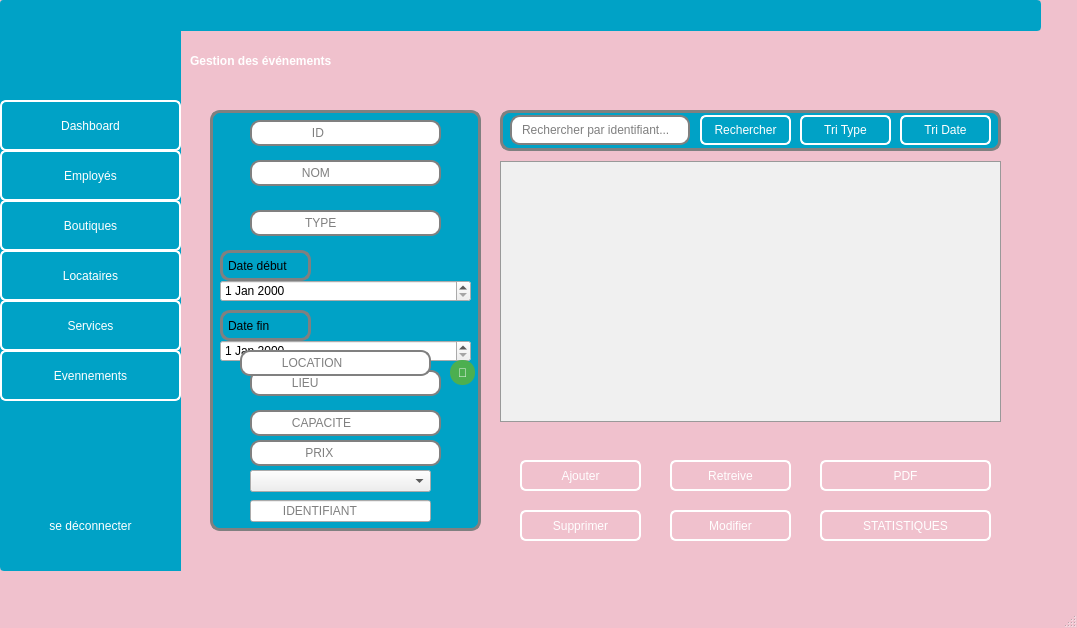
Projetcpp-2A19/projetcpp-2a19-smart-shopping-center, file GEvennement/gevennement.ui: the form before one commit.
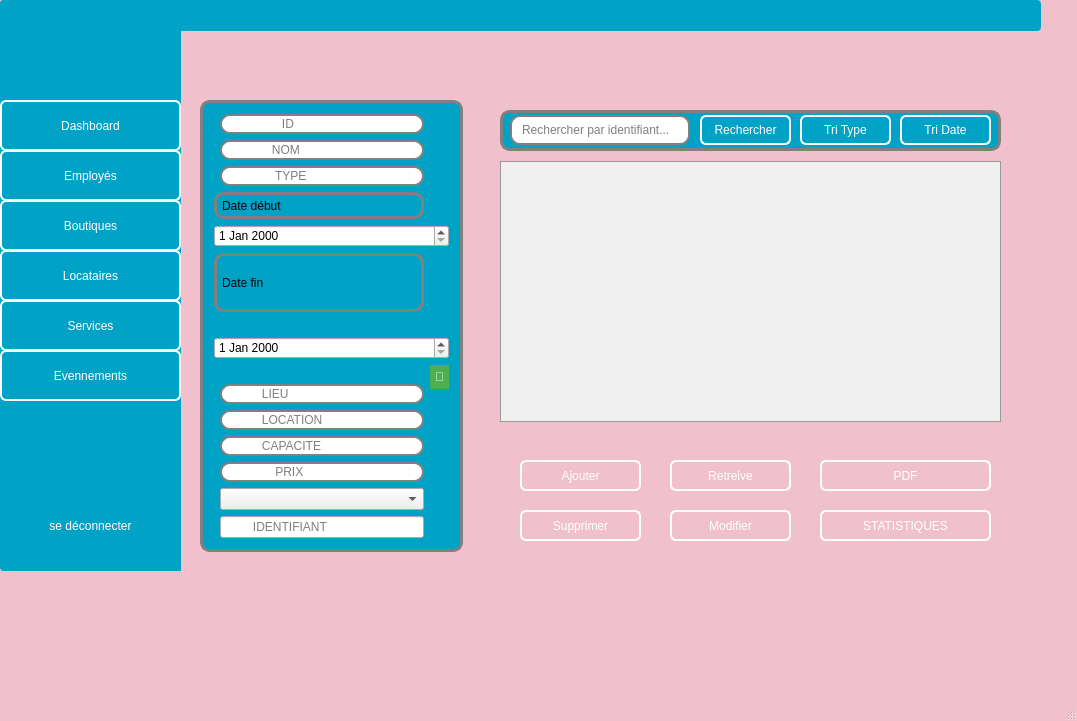
The form after the commit. Icons and pictures are not drawn.

What changed in the file:
```diff
--- a/GEvennement/gevennement.ui
+++ b/GEvennement/gevennement.ui
@@ -7,7 +7,7 @@
     <x>0</x>
     <y>0</y>
     <width>1077</width>
-    <height>628</height>
+    <height>721</height>
    </rect>
   </property>
   <property name="windowTitle">
@@ -28,10 +28,10 @@
    <widget class="QFrame" name="frame">
     <property name="geometry">
      <rect>
-      <x>210</x>
-      <y>110</y>
-      <width>271</width>
-      <height>421</height>
+      <x>200</x>
+      <y>100</y>
+      <width>263</width>
+      <height>452</height>
      </rect>
     </property>
     <property name="styleSheet">
@@ -46,17 +46,11 @@
     <property name="frameShape">
      <enum>QFrame::Shape::NoFrame</enum>
     </property>
-    <widget class="QLineEdit" name="line_NOMevent">
-     <property name="geometry">
-      <rect>
-       <x>40</x>
-       <y>50</y>
-       <width>191</width>
-       <height>26</height>
-      </rect>
-     </property>
-     <property name="styleSheet">
-      <string notr="true">QLineEdit {
+    <layout class="QGridLayout" name="gridLayout">
+     <item row="2" column="1">
+      <widget class="QLineEdit" name="line_TYPEevent">
+       <property name="styleSheet">
+        <string notr="true">QLineEdit {
 	font: 11pt &quot;Segoe UI&quot;;
     border: 2px solid gray;
     border-radius: 10px;
@@ -64,22 +58,19 @@
     background: white;
     selection-background-color: darkgray;
 }</string>
-     </property>
-     <property name="placeholderText">
-      <string>            NOM</string>
-     </property>
-    </widget>
-    <widget class="QLineEdit" name="line_CAPACITEevent">
-     <property name="geometry">
-      <rect>
-       <x>40</x>
-       <y>300</y>
-       <width>191</width>
-       <height>26</height>
-      </rect>
-     </property>
-     <property name="styleSheet">
-      <string notr="true">QLineEdit {
+       </property>
+       <property name="placeholderText">
+        <string>             TYPE</string>
+       </property>
+      </widget>
+     </item>
+     <item row="0" column="1">
+      <widget class="QLineEdit" name="line_IDevent">
+       <property name="enabled">
+        <bool>false</bool>
+       </property>
+       <property name="styleSheet">
+        <string notr="true">QLineEdit {
 	font: 11pt &quot;Segoe UI&quot;;
     border: 2px solid gray;
     border-radius: 10px;
@@ -87,71 +78,36 @@
     background: white;
     selection-background-color: darkgray;
 }</string>
-     </property>
-     <property name="placeholderText">
-      <string>         CAPACITE</string>
-     </property>
-    </widget>
-    <widget class="QLineEdit" name="line_PRIXevent">
-     <property name="geometry">
-      <rect>
-       <x>40</x>
-       <y>330</y>
-       <width>191</width>
-       <height>26</height>
-      </rect>
-     </property>
-     <property name="styleSheet">
-      <string notr="true">QLineEdit {
-	font: 11pt &quot;Segoe UI&quot;;
+       </property>
+       <property name="placeholderText">
+        <string>               ID</string>
+       </property>
+      </widget>
+     </item>
+     <item row="10" column="1">
+      <widget class="QLineEdit" name="line_LOCATIONevent">
+       <property name="styleSheet">
+        <string notr="true">QLineEdit {
+    font: 11pt &quot;Segoe UI&quot;;
     border: 2px solid gray;
     border-radius: 10px;
     padding: 0 8px;
     background: white;
     selection-background-color: darkgray;
 }</string>
-     </property>
-     <property name="placeholderText">
-      <string>             PRIX</string>
-     </property>
-    </widget>
-    <widget class="QLabel" name="label">
-     <property name="geometry">
-      <rect>
-       <x>10</x>
-       <y>140</y>
-       <width>91</width>
-       <height>31</height>
-      </rect>
-     </property>
-     <property name="text">
-      <string>Date début</string>
-     </property>
-    </widget>
-    <widget class="QLabel" name="label_2">
-     <property name="geometry">
-      <rect>
-       <x>10</x>
-       <y>200</y>
-       <width>91</width>
-       <height>31</height>
-      </rect>
-     </property>
-     <property name="text">
-      <string>Date fin</string>
-     </property>
-    </widget>
-    <widget class="QLineEdit" name="line_TYPEevent">
-     <property name="geometry">
-      <rect>
-       <x>40</x>
-       <y>100</y>
-       <width>191</width>
-       <height>26</height>
-      </rect>
-     </property>
-     <property name="styleSheet">
-      <string notr="true">QLineEdit {
+       </property>
+       <property name="readOnly">
+        <bool>true</bool>
+       </property>
+       <property name="placeholderText">
+        <string>         LOCATION</string>
+       </property>
+      </widget>
+     </item>
+     <item row="11" column="1">
+      <widget class="QLineEdit" name="line_CAPACITEevent">
+       <property name="styleSheet">
+        <string notr="true">QLineEdit {
 	font: 11pt &quot;Segoe UI&quot;;
     border: 2px solid gray;
     border-radius: 10px;
@@ -159,25 +115,16 @@
     background: white;
     selection-background-color: darkgray;
 }</string>
-     </property>
-     <property name="placeholderText">
-      <string>             TYPE</string>
-     </property>
-    </widget>
-    <widget class="QLineEdit" name="line_IDevent">
-     <property name="enabled">
-      <bool>false</bool>
-     </property>
-     <property name="geometry">
-      <rect>
-       <x>40</x>
-       <y>10</y>
-       <width>191</width>
-       <height>26</height>
-      </rect>
-     </property>
-     <property name="styleSheet">
-      <string notr="true">QLineEdit {
+       </property>
+       <property name="placeholderText">
+        <string>         CAPACITE</string>
+       </property>
+      </widget>
+     </item>
+     <item row="1" column="1">
+      <widget class="QLineEdit" name="line_NOMevent">
+       <property name="styleSheet">
+        <string notr="true">QLineEdit {
 	font: 11pt &quot;Segoe UI&quot;;
     border: 2px solid gray;
     border-radius: 10px;
@@ -185,117 +132,22 @@
     background: white;
     selection-background-color: darkgray;
 }</string>
-     </property>
-     <property name="placeholderText">
-      <string>               ID</string>
-     </property>
-    </widget>
-    <widget class="QDateEdit" name="dateEditDebut">
-     <property name="geometry">
-      <rect>
-       <x>10</x>
-       <y>170</y>
-       <width>251</width>
-       <height>22</height>
-      </rect>
-     </property>
-    </widget>
-    <widget class="QDateEdit" name="dateEditFin">
-     <property name="geometry">
-      <rect>
-       <x>10</x>
-       <y>230</y>
-       <width>251</width>
-       <height>22</height>
-      </rect>
-     </property>
-    </widget>
-    <widget class="QLineEdit" name="line_LIEU">
-     <property name="geometry">
-      <rect>
-       <x>40</x>
-       <y>260</y>
-       <width>191</width>
-       <height>26</height>
-      </rect>
-     </property>
-     <property name="styleSheet">
-      <string notr="true">QLineEdit {
-    font: 11pt &quot;Segoe UI&quot;;
-    border: 2px solid gray;
-    border-radius: 10px;
-    padding: 0 8px;
-    background: white;
-    selection-background-color: darkgray;
-}</string>
-     </property>
-     <property name="placeholderText">
-      <string>         LIEU</string>
-     </property>
-    </widget>
-    <widget class="QComboBox" name="comboBox_LOC">
-     <property name="geometry">
-      <rect>
-       <x>40</x>
-       <y>360</y>
-       <width>181</width>
-       <height>22</height>
-      </rect>
-     </property>
-     <property name="placeholderText">
-      <string>       Choisir Un Locataire</string>
-     </property>
-    </widget>
-    <widget class="QLineEdit" name="lineEdit_IDENTIFIANT">
-     <property name="geometry">
-      <rect>
-       <x>40</x>
-       <y>390</y>
-       <width>181</width>
-       <height>22</height>
-      </rect>
-     </property>
-     <property name="placeholderText">
-      <string>         IDENTIFIANT</string>
-     </property>
-    </widget>
-    <widget class="QLineEdit" name="line_LOCATIONevent">
-     <property name="geometry">
-      <rect>
-       <x>30</x>
-       <y>240</y>
-       <width>191</width>
-       <height>26</height>
-      </rect>
-     </property>
-     <property name="styleSheet">
-      <string notr="true">QLineEdit {
-    font: 11pt &quot;Segoe UI&quot;;
-    border: 2px solid gray;
-    border-radius: 10px;
-    padding: 0 8px;
-    background: white;
-    selection-background-color: darkgray;
-}</string>
-     </property>
-     <property name="readOnly">
-      <bool>true</bool>
-     </property>
-     <property name="placeholderText">
-      <string>         LOCATION</string>
-     </property>
-    </widget>
-    <widget class="QPushButton" name="pushButton_Map">
-     <property name="geometry">
-      <rect>
-       <x>240</x>
-       <y>250</y>
-       <width>25</width>
-       <height>25</height>
-      </rect>
-     </property>
-     <property name="styleSheet">
-      <string notr="true">QPushButton {
+       </property>
+       <property name="placeholderText">
+        <string>            NOM</string>
+       </property>
+      </widget>
+     </item>
+     <item row="7" column="0" rowspan="2" colspan="3">
+      <widget class="QDateEdit" name="dateEditFin"/>
+     </item>
+     <item row="4" column="0" colspan="3">
+      <widget class="QDateEdit" name="dateEditDebut"/>
+     </item>
+     <item row="8" column="2" rowspan="2">
+      <widget class="QPushButton" name="pushButton_Map">
+       <property name="styleSheet">
+        <string notr="true">QPushButton {
     background-color: #4CAF50;
     border: none;
     color: white;
@@ -308,11 +160,75 @@
 QPushButton:pressed {
     background-color: #3d8b40;
 }</string>
-     </property>
-     <property name="text">
-      <string>📍</string>
-     </property>
-    </widget>
+       </property>
+       <property name="text">
+        <string>📍</string>
+       </property>
+      </widget>
+     </item>
+     <item row="5" column="0" rowspan="2" colspan="2">
+      <widget class="QLabel" name="label_2">
+       <property name="text">
+        <string>Date fin</string>
+       </property>
+      </widget>
+     </item>
+     <item row="13" column="1">
+      <widget class="QLineEdit" name="line_PRIXevent">
+       <property name="styleSheet">
+        <string notr="true">QLineEdit {
+	font: 11pt &quot;Segoe UI&quot;;
+    border: 2px solid gray;
+    border-radius: 10px;
+    padding: 0 8px;
+    background: white;
+    selection-background-color: darkgray;
+}</string>
+       </property>
+       <property name="placeholderText">
+        <string>             PRIX</string>
+       </property>
+      </widget>
+     </item>
+     <item row="14" column="1">
+      <widget class="QComboBox" name="comboBox_LOC">
+       <property name="placeholderText">
+        <string>       Choisir Un Locataire</string>
+       </property>
+      </widget>
+     </item>
+     <item row="9" column="1">
+      <widget class="QLineEdit" name="line_LIEU">
+       <property name="styleSheet">
+        <string notr="true">QLineEdit {
+    font: 11pt &quot;Segoe UI&quot;;
+    border: 2px solid gray;
+    border-radius: 10px;
+    padding: 0 8px;
+    background: white;
+    selection-background-color: darkgray;
+}</string>
+       </property>
+       <property name="placeholderText">
+        <string>         LIEU</string>
+       </property>
+      </widget>
+     </item>
+     <item row="15" column="1">
+      <widget class="QLineEdit" name="lineEdit_IDENTIFIANT">
+       <property name="placeholderText">
+        <string>         IDENTIFIANT</string>
+       </property>
+      </widget>
+     </item>
+     <item row="3" column="0" colspan="2">
+      <widget class="QLabel" name="label">
+       <property name="text">
+        <string>Date début</string>
+       </property>
+      </widget>
+     </item>
+    </layout>
    </widget>
    <widget class="QFrame" name="frame_recherche">
     <property name="geometry">
@@ -598,7 +514,7 @@
 }</string>
     </property>
     <property name="text">
-     <string>Gestion des événements</string>
+     <string/>
     </property>
    </widget>
    <widget class="QTableView" name="tableView">
```
Left out of the diff: 2 changed lines with no effect on the pictures.
